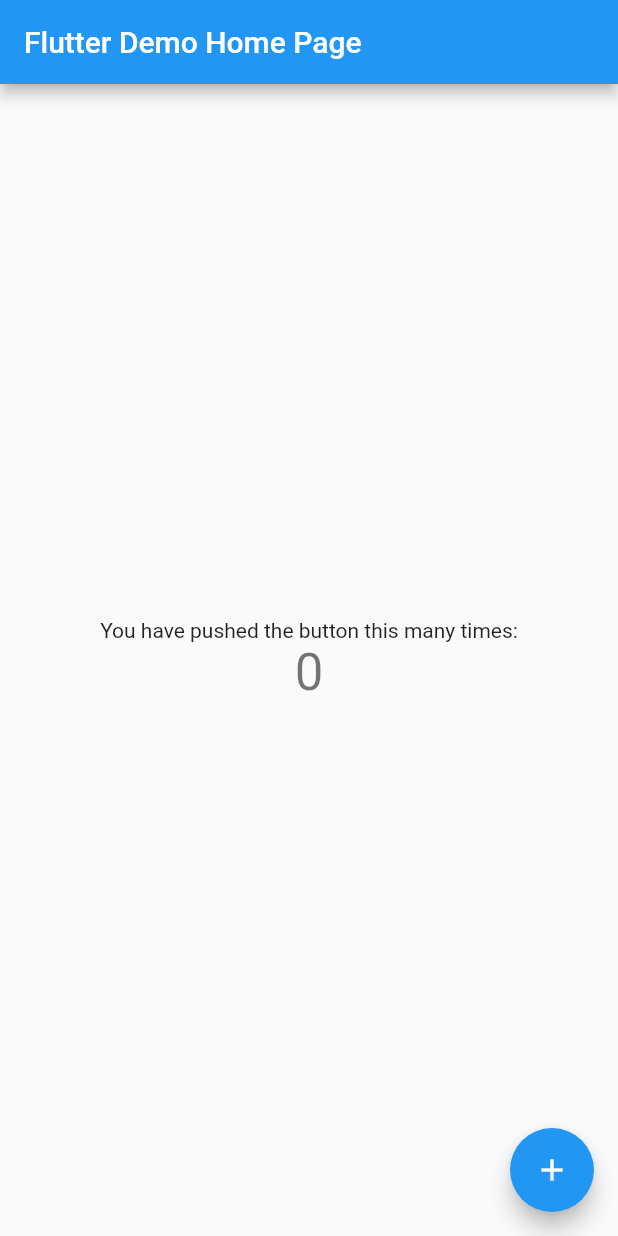
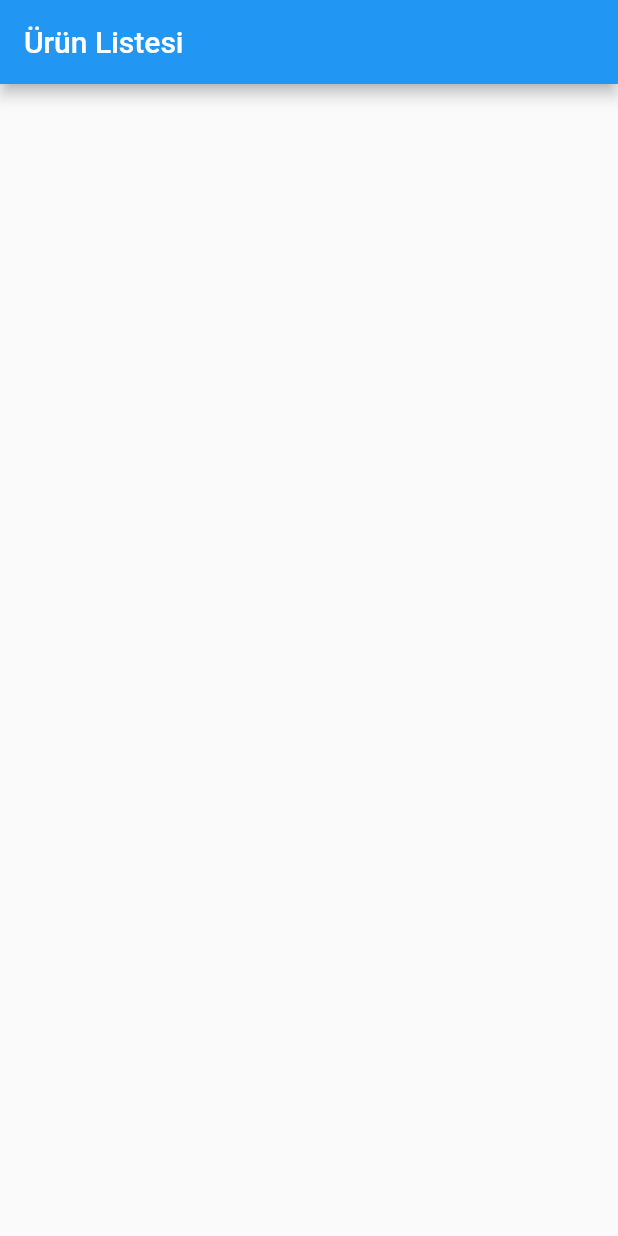
Before and after one commit to muhammedyildizbas/sqflite_urunler_demo2, a Flutter app: the screen it shows after launch, on a phone screen of 412 x 824 dp. Run offline on Flutter 3.47's test engine with Material 2 defaults, Android fonts, the phone set to English and light mode, and no system bars; our stand-ins replace sqflite; missing offline and left inert: dart:ffi; accounts and stored records are empty.

Commit message:
Ürün Listesi Ekranı kurulumu

```diff
--- a/lib/main.dart
+++ b/lib/main.dart
@@ -1,113 +1,17 @@
+
+
+import 'package:flutter/cupertino.dart';
 import 'package:flutter/material.dart';
+import 'package:sqflite_urunler_demo2/screens/product_list.dart';
 
-void main() {
-  runApp(MyApp());
-}
+void main() => runApp(MyApp());
 
 class MyApp extends StatelessWidget {
-  // This widget is the root of your application.
   @override
   Widget build(BuildContext context) {
     return MaterialApp(
-      title: 'Flutter Demo',
-      theme: ThemeData(
-        // This is the theme of your application.
-        //
-        // Try running your application with "flutter run". You'll see the
-        // application has a blue toolbar. Then, without quitting the app, try
-        // changing the primarySwatch below to Colors.green and then invoke
-        // "hot reload" (press "r" in the console where you ran "flutter run",
-        // or simply save your changes to "hot reload" in a Flutter IDE).
-        // Notice that the counter didn't reset back to zero; the application
-        // is not restarted.
-        primarySwatch: Colors.blue,
-      ),
-      home: MyHomePage(title: 'Flutter Demo Home Page'),
+      home: ProductList(),
     );
   }
+
 }
-
-class MyHomePage extends StatefulWidget {
-  MyHomePage({Key key, this.title}) : super(key: key);
-
-  // This widget is the home page of your application. It is stateful, meaning
-  // that it has a State object (defined below) that contains fields that affect
-  // how it looks.
-
-  // This class is the configuration for the state. It holds the values (in this
-  // case the title) provided by the parent (in this case the App widget) and
-  // used by the build method of the State. Fields in a Widget subclass are
-  // always marked "final".
-
-  final String title;
-
-  @override
-  _MyHomePageState createState() => _MyHomePageState();
-}
-
-class _MyHomePageState extends State<MyHomePage> {
-  int _counter = 0;
-
-  void _incrementCounter() {
-    setState(() {
-      // This call to setState tells the Flutter framework that something has
-      // changed in this State, which causes it to rerun the build method below
-      // so that the display can reflect the updated values. If we changed
-      // _counter without calling setState(), then the build method would not be
-      // called again, and so nothing would appear to happen.
-      _counter++;
-    });
-  }
-
-  @override
-  Widget build(BuildContext context) {
-    // This method is rerun every time setState is called, for instance as done
-    // by the _incrementCounter method above.
-    //
-    // The Flutter framework has been optimized to make rerunning build methods
-    // fast, so that you can just rebuild anything that needs updating rather
-    // than having to individually change instances of widgets.
-    return Scaffold(
-      appBar: AppBar(
-        // Here we take the value from the MyHomePage object that was created by
-        // the App.build method, and use it to set our appbar title.
-        title: Text(widget.title),
-      ),
-      body: Center(
-        // Center is a layout widget. It takes a single child and positions it
-        // in the middle of the parent.
-        child: Column(
-          // Column is also a layout widget. It takes a list of children and
-          // arranges them vertically. By default, it sizes itself to fit its
-          // children horizontally, and tries to be as tall as its parent.
-          //
-          // Invoke "debug painting" (press "p" in the console, choose the
-          // "Toggle Debug Paint" action from the Flutter Inspector in Android
-          // Studio, or the "Toggle Debug Paint" command in Visual Studio Code)
-          // to see the wireframe for each widget.
-          //
-          // Column has various properties to control how it sizes itself and
-          // how it positions its children. Here we use mainAxisAlignment to
-          // center the children vertically; the main axis here is the vertical
-          // axis because Columns are vertical (the cross axis would be
-          // horizontal).
-          mainAxisAlignment: MainAxisAlignment.center,
-          children: <Widget>[
-            Text(
-              'You have pushed the button this many times:',
-            ),
-            Text(
-              '$_counter',
-              style: Theme.of(context).textTheme.headline4,
-            ),
-          ],
-        ),
-      ),
-      floatingActionButton: FloatingActionButton(
-        onPressed: _incrementCounter,
-        tooltip: 'Increment',
-        child: Icon(Icons.add),
-      ), // This trailing comma makes auto-formatting nicer for build methods.
-    );
-  }
-}
--- a/lib/models/product.dart
+++ b/lib/models/product.dart
@@ -21,7 +21,7 @@ class Product {
   Product.fromObject(dynamic o ){
     this.id = int.tryParse(o["id"]);
     this.id = o ["id"];
-    this.name =o["name"];
+    this.name = o["name"];
     this.description = o["description"];
     this.unitPrice = double.tryParse(o["unitPrice"]);
 
```
Also changed, not shown: lib/screens/product_list.dart (added, +56 -0 lines).
